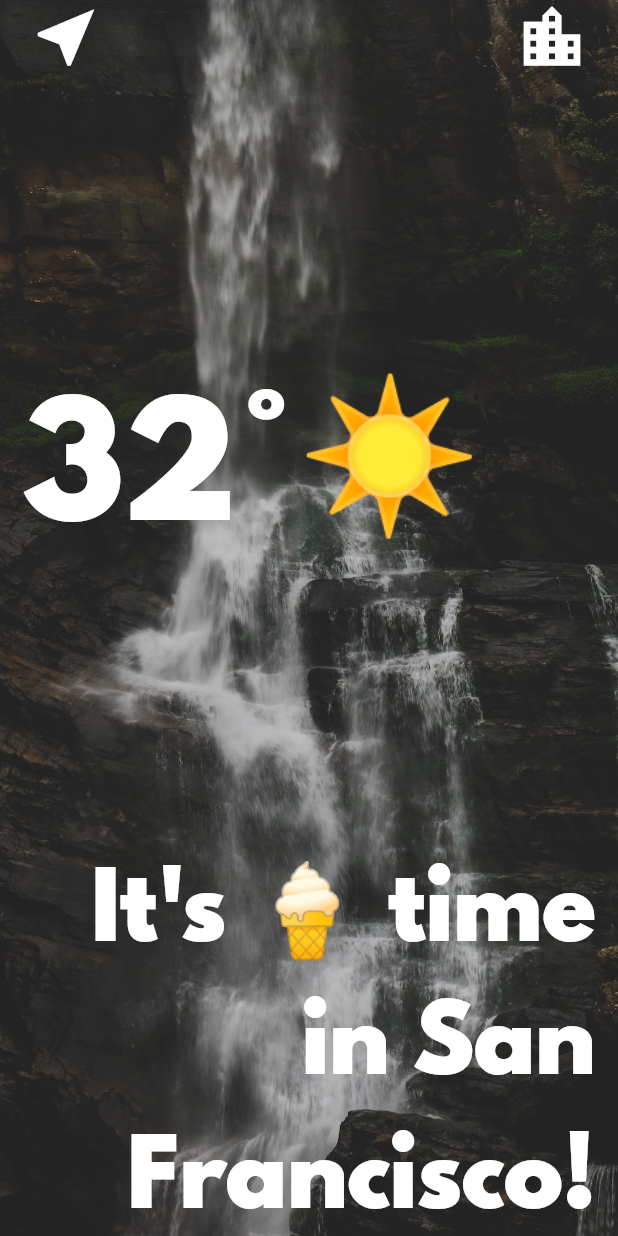
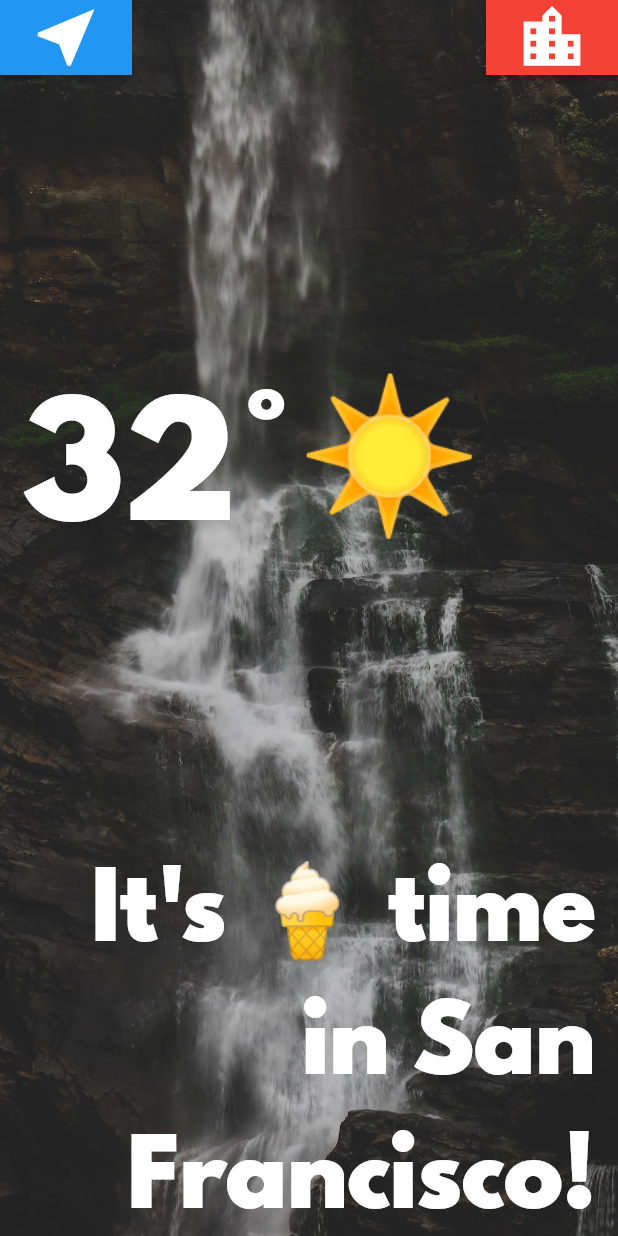
Before and after one commit to JAM5BOCsAdi/weather_App_finish, a Flutter app: the LocationScreen screen opened directly, on a phone screen of 412 x 824 dp. Run offline on Flutter 3.47's test engine with Material 2 defaults, Android fonts, the phone set to English and light mode, and no system bars.

Commit message:
Finished the BASE: Added colors to RawMaterialButtons

```diff
--- a/lib/screens/city_screen.dart
+++ b/lib/screens/city_screen.dart
@@ -27,6 +27,7 @@ class _CityScreenState extends State<CityScreen> {
                 Align(
                   alignment: Alignment.topLeft,
                   child: RawMaterialButton(
+                    fillColor: Colors.blue,
                     onPressed: () {},
                     child: const Icon(
                       Icons.arrow_back_ios,
@@ -39,6 +40,7 @@ class _CityScreenState extends State<CityScreen> {
                   child: null,
                 ),
                 RawMaterialButton(
+                  fillColor: Colors.red,
                   onPressed: () {},
                   child: const Text(
                     'Get Weather',
--- a/lib/screens/loading_screen.dart
+++ b/lib/screens/loading_screen.dart
@@ -14,6 +14,9 @@ class _LoadingScreenState extends State<LoadingScreen> {
       child: Scaffold(
         body: Center(
           child: RawMaterialButton(
+            // Size of the Button:
+            //constraints: BoxConstraints.tightFor(height: 100.0, width: 100.0),
+            fillColor: Colors.blue,
             onPressed: () {
               //Get the current location
             },
--- a/lib/screens/location_screen.dart
+++ b/lib/screens/location_screen.dart
@@ -31,6 +31,7 @@ class _LocationScreenState extends State<LocationScreen> {
                   mainAxisAlignment: MainAxisAlignment.spaceBetween,
                   children: <Widget>[
                     RawMaterialButton(
+                      fillColor: Colors.blue,
                       onPressed: () {},
                       child: const Icon(
                         Icons.near_me,
@@ -38,6 +39,7 @@ class _LocationScreenState extends State<LocationScreen> {
                       ),
                     ),
                     RawMaterialButton(
+                      fillColor: Colors.red,
                       onPressed: () {},
                       child: const Icon(
                         Icons.location_city,
```
